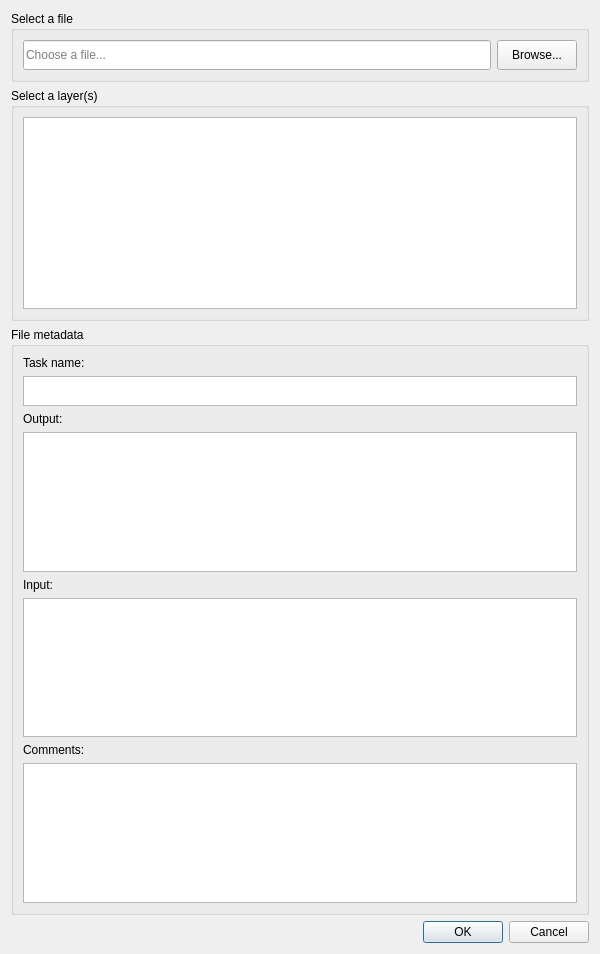
Old version of the form LDMP/gui/DlgLoadData.ui in the repository ConservationInternational/trends.earth.
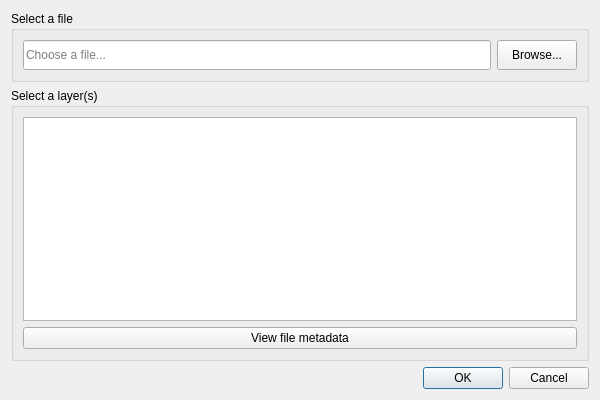
New version of the form.

Commit message: Clean up detail view in load data window.

```diff
--- a/LDMP/gui/DlgLoadData.ui
+++ b/LDMP/gui/DlgLoadData.ui
@@ -10,20 +10,49 @@
     <x>0</x>
     <y>0</y>
     <width>600</width>
-    <height>954</height>
+    <height>400</height>
    </rect>
   </property>
   <property name="windowTitle">
    <string>Open a trends.earth file</string>
   </property>
   <layout class="QGridLayout" name="gridLayout">
-   <item row="5" column="0">
+   <item row="4" column="0">
     <widget class="QDialogButtonBox" name="buttonBox">
      <property name="standardButtons">
       <set>QDialogButtonBox::Cancel|QDialogButtonBox::Ok</set>
      </property>
     </widget>
    </item>
+   <item row="1" column="0">
+    <widget class="QGroupBox" name="groupBox">
+     <property name="title">
+      <string>Select a layer(s)</string>
+     </property>
+     <layout class="QVBoxLayout" name="verticalLayout_2">
+      <item>
+       <widget class="QListView" name="layers_view">
+        <property name="sizePolicy">
+         <sizepolicy hsizetype="Expanding" vsizetype="Expanding">
+          <horstretch>0</horstretch>
+          <verstretch>0</verstretch>
+         </sizepolicy>
+        </property>
+        <property name="selectionMode">
+         <enum>QAbstractItemView::ExtendedSelection</enum>
+        </property>
+       </widget>
+      </item>
+      <item>
+       <widget class="QPushButton" name="btn_view_metadata">
+        <property name="text">
+         <string>View file metadata</string>
+        </property>
+       </widget>
+      </item>
+     </layout>
+    </widget>
+   </item>
    <item row="0" column="0">
     <widget class="QGroupBox" name="data_file_box">
      <property name="title">
@@ -59,148 +88,6 @@
      </layout>
     </widget>
    </item>
-   <item row="2" column="0">
-    <widget class="QGroupBox" name="metadata_box">
-     <property name="title">
-      <string>File metadata</string>
-     </property>
-     <layout class="QVBoxLayout" name="verticalLayout">
-      <item>
-       <widget class="QLabel" name="taskNameLabel">
-        <property name="text">
-         <string>Task name:</string>
-        </property>
-       </widget>
-      </item>
-      <item>
-       <widget class="QTextBrowser" name="task_name">
-        <property name="sizePolicy">
-         <sizepolicy hsizetype="Preferred" vsizetype="Preferred">
-          <horstretch>0</horstretch>
-          <verstretch>0</verstretch>
-         </sizepolicy>
-        </property>
-        <property name="minimumSize">
-         <size>
-          <width>0</width>
-          <height>30</height>
-         </size>
-        </property>
-        <property name="maximumSize">
-         <size>
-          <width>16777215</width>
-          <height>30</height>
-         </size>
-        </property>
-        <property name="verticalScrollBarPolicy">
-         <enum>Qt::ScrollBarAlwaysOff</enum>
-        </property>
-       </widget>
-      </item>
-      <item>
-       <widget class="QLabel" name="outputLabel">
-        <property name="text">
-         <string>Output:</string>
-        </property>
-       </widget>
-      </item>
-      <item>
-       <widget class="QTextBrowser" name="output">
-        <property name="sizePolicy">
-         <sizepolicy hsizetype="Expanding" vsizetype="Expanding">
-          <horstretch>0</horstretch>
-          <verstretch>0</verstretch>
-         </sizepolicy>
-        </property>
-        <property name="maximumSize">
-         <size>
-          <width>16777215</width>
-          <height>16777215</height>
-         </size>
-        </property>
-       </widget>
-      </item>
-      <item>
-       <widget class="QLabel" name="inputLabel">
-        <property name="text">
-         <string>Input:</string>
-        </property>
-       </widget>
-      </item>
-      <item>
-       <widget class="QTextBrowser" name="input">
-        <property name="sizePolicy">
-         <sizepolicy hsizetype="Expanding" vsizetype="Expanding">
-          <horstretch>0</horstretch>
-          <verstretch>0</verstretch>
-         </sizepolicy>
-        </property>
-        <property name="maximumSize">
-         <size>
-          <width>16777215</width>
-          <height>16777215</height>
-         </size>
-        </property>
-       </widget>
-      </item>
-      <item>
-       <widget class="QLabel" name="commentsLabel">
-        <property name="text">
-         <string>Comments:</string>
-        </property>
-       </widget>
-      </item>
-      <item>
-       <widget class="QTextBrowser" name="comments">
-        <property name="sizePolicy">
-         <sizepolicy hsizetype="Expanding" vsizetype="Expanding">
-          <horstretch>0</horstretch>
-          <verstretch>0</verstretch>
-         </sizepolicy>
-        </property>
-        <property name="maximumSize">
-         <size>
-          <width>16777215</width>
-          <height>16777215</height>
-         </size>
-        </property>
-        <property name="html">
-         <string>&lt;!DOCTYPE HTML PUBLIC &quot;-//W3C//DTD HTML 4.0//EN&quot; &quot;http://www.w3.org/TR/REC-html40/strict.dtd&quot;&gt;
-&lt;html&gt;&lt;head&gt;&lt;meta name=&quot;qrichtext&quot; content=&quot;1&quot; /&gt;&lt;style type=&quot;text/css&quot;&gt;
-p, li { white-space: pre-wrap; }
-&lt;/style&gt;&lt;/head&gt;&lt;body style=&quot; font-family:'MS Shell Dlg 2'; font-size:8.25pt; font-weight:400; font-style:normal;&quot;&gt;
-&lt;p style=&quot;-qt-paragraph-type:empty; margin-top:0px; margin-bottom:0px; margin-left:0px; margin-right:0px; -qt-block-indent:0; text-indent:0px; font-size:8pt;&quot;&gt;&lt;br /&gt;&lt;/p&gt;&lt;/body&gt;&lt;/html&gt;</string>
-        </property>
-        <property name="openExternalLinks">
-         <bool>true</bool>
-        </property>
-       </widget>
-      </item>
-     </layout>
-    </widget>
-   </item>
-   <item row="1" column="0">
-    <widget class="QGroupBox" name="groupBox">
-     <property name="title">
-      <string>Select a layer(s)</string>
-     </property>
-     <layout class="QVBoxLayout" name="verticalLayout_2">
-      <item>
-       <widget class="QListView" name="layers_view">
-        <property name="sizePolicy">
-         <sizepolicy hsizetype="Expanding" vsizetype="Minimum">
-          <horstretch>0</horstretch>
-          <verstretch>0</verstretch>
-         </sizepolicy>
-        </property>
-        <property name="selectionMode">
-         <enum>QAbstractItemView::ExtendedSelection</enum>
-        </property>
-       </widget>
-      </item>
-     </layout>
-    </widget>
-   </item>
   </layout>
  </widget>
  <resources/>
```
The commit also changes 4 other files.
